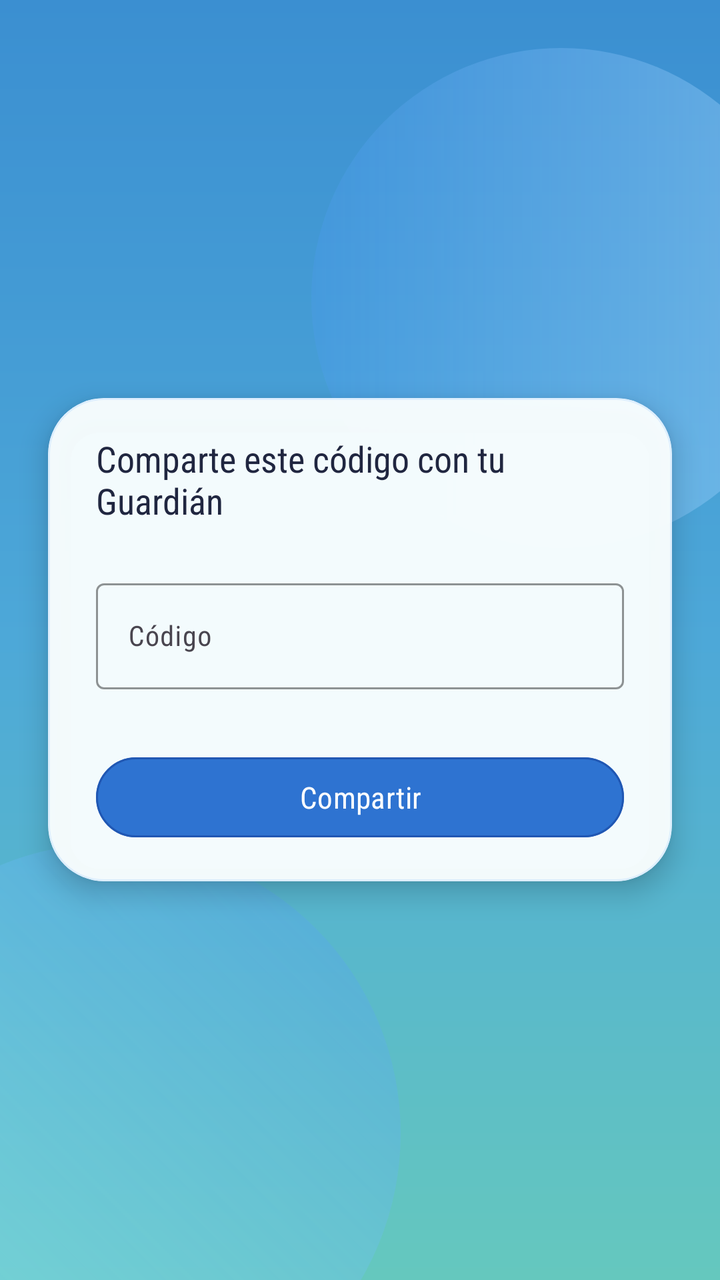
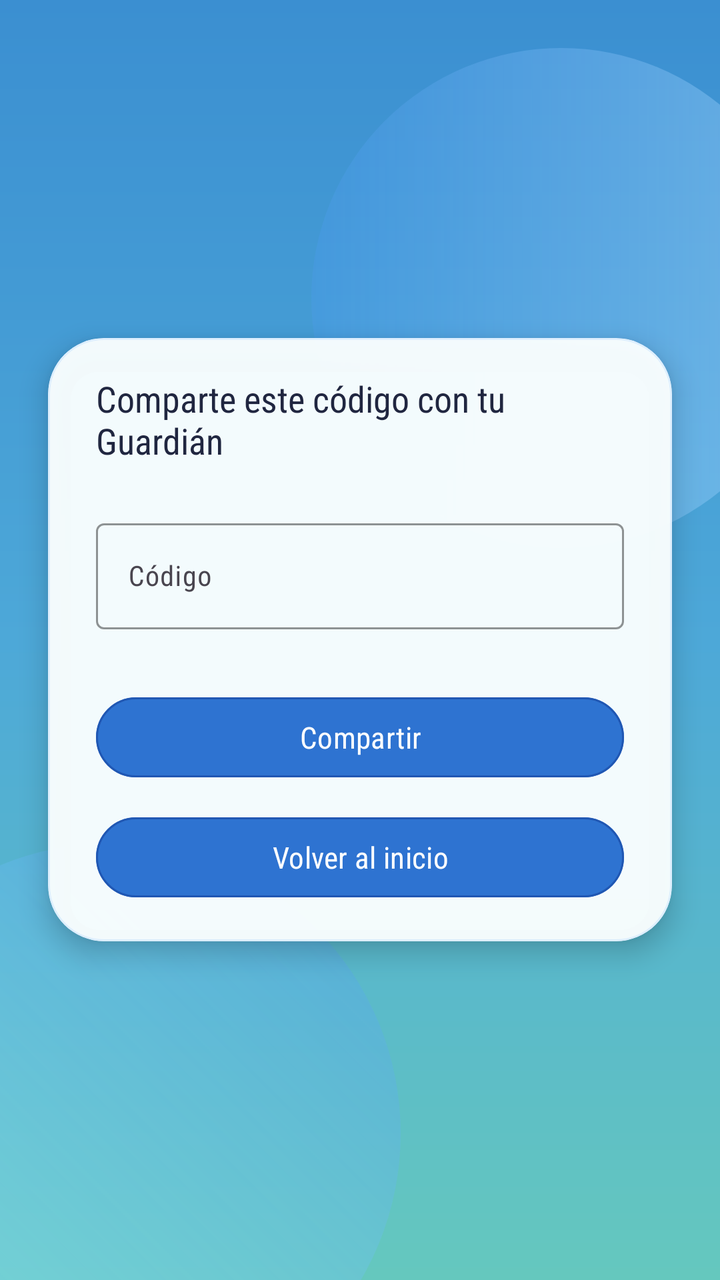

Screens rendered from an Android XML layout before and after an edit, with the pre-edit source and the edit as a unified diff.
<!-- AndroidManifest.xml: application theme Theme.Aura -->
<!-- res/layout/pantalla_compartir_codigo.xml -->
<?xml version="1.0" encoding="utf-8"?>
<RelativeLayout xmlns:android="http://schemas.android.com/apk/res/android"
    xmlns:app="http://schemas.android.com/apk/res-auto"
    xmlns:tools="http://schemas.android.com/tools"
    android:id="@+id/main_compartir"
    android:layout_width="match_parent"
    android:layout_height="match_parent"
    android:background="@drawable/bg_login_gradient"
    android:clipChildren="false"
    android:clipToPadding="false"
    tools:context=".PantallaCompartirCodigo">

    
    <View
        android:id="@+id/blobTopCompartir"
        android:layout_width="250dp"
        android:layout_height="250dp"
        android:layout_alignParentEnd="true"
        android:layout_marginTop="24dp"
        android:layout_marginEnd="-46dp"
        android:background="@drawable/bg_login_blob_top" />

    <View
        android:id="@+id/blobBottomCompartir"
        android:layout_width="290dp"
        android:layout_height="290dp"
        android:layout_alignParentStart="true"
        android:layout_alignParentBottom="true"
        android:layout_marginStart="-90dp"
        android:layout_marginBottom="-72dp"
        android:background="@drawable/bg_login_blob_bottom" />

    
    <com.google.android.material.card.MaterialCardView
        android:id="@+id/cardViewVincular"
        android:layout_width="match_parent"
        android:layout_height="wrap_content"
        android:layout_centerInParent="true"
        android:layout_marginHorizontal="24dp"
        app:cardBackgroundColor="@color/login_card_bg"
        app:cardCornerRadius="28dp"
        app:cardElevation="8dp"
        app:strokeColor="@color/login_card_stroke"
        app:strokeWidth="1dp">

        <LinearLayout
            android:layout_width="match_parent"
            android:layout_height="wrap_content"
            android:orientation="vertical"
            android:paddingStart="24dp"
            android:paddingTop="18dp"
            android:paddingEnd="24dp"
            android:paddingBottom="18dp"
            android:gravity="center">



            <TextView
                android:layout_width="wrap_content"
                android:layout_height="wrap_content"
                android:text="Comparte este código con tu Guardián"
                android:textAlignment="center"
                android:textColor="@color/aura_text_primary"
                android:fontFamily="sans-serif-condensed"
                android:textSize="18sp"
                android:layout_marginBottom="24dp"/>

            <com.google.android.material.textfield.TextInputLayout
                android:id="@+id/tilCodigoVincular"
                android:layout_width="match_parent"
                android:layout_height="wrap_content"
                android:layout_marginBottom="30dp"
                app:boxBackgroundColor="@android:color/transparent"
                app:boxStrokeColor="@color/login_input_stroke"
                app:boxStrokeWidthFocused="2dp"
                app:hintTextColor="@color/aura_text_hint">

                <com.google.android.material.textfield.TextInputEditText
                    android:id="@+id/etCodigoVincular"
                    android:layout_width="match_parent"
                    android:layout_height="wrap_content"
                    android:fontFamily="sans-serif-condensed"
                    android:hint="Código"
                    android:inputType="textCapCharacters"
                    android:textAlignment="center"
                    android:textColor="@color/aura_text_primary"
                    android:textColorHint="@color/aura_text_hint"
                    android:textSize="14sp"
                    android:focusable="false"
                    android:clickable="false" />

            </com.google.android.material.textfield.TextInputLayout>

            <com.google.android.material.button.MaterialButton
                android:id="@+id/btnAceptarVinculo"
                android:layout_width="match_parent"
                android:layout_height="48dp"
                android:text="Compartir"
                android:textColor="@color/login_btn_text"
                android:fontFamily="sans-serif-condensed"
                android:textSize="15sp"
                app:backgroundTint="@color/login_btn_bg"
                app:cornerRadius="28dp"
                app:strokeColor="@color/login_btn_stroke"
                app:strokeWidth="1dp" />

        </LinearLayout>
    </com.google.android.material.card.MaterialCardView>

</RelativeLayout>
<!-- resources referenced by this layout -->
<resources>
  <color name="aura_text_hint">#6E7694</color>
  <color name="aura_text_primary">#202640</color>
  <color name="login_btn_bg">#2E73D1</color>
  <color name="login_btn_stroke">#2057B3</color>
  <color name="login_btn_text">#FFFFFFFF</color>
  <color name="login_card_bg">#F4FBFFFF</color>
  <color name="login_card_stroke">#90CDE7FF</color>
  <color name="login_input_stroke">#78A7D9</color>
  <!-- drawable bg_login_blob_bottom (drawable) -->
  <?xml version="1.0" encoding="utf-8"?>
  <shape xmlns:android="http://schemas.android.com/apk/res/android" android:shape="oval">
      <gradient
          android:angle="45"
          android:startColor="@color/login_blob_bottom_start"
          android:endColor="@color/login_blob_bottom_end"
          android:type="linear" />
  </shape>
  <!-- drawable bg_login_blob_top (drawable) -->
  <?xml version="1.0" encoding="utf-8"?>
  <shape xmlns:android="http://schemas.android.com/apk/res/android" android:shape="oval">
      <gradient
          android:angle="180"
          android:startColor="@color/login_blob_top_start"
          android:endColor="@color/login_blob_top_end"
          android:type="linear" />
  </shape>
  <!-- drawable bg_login_gradient (drawable) -->
  <?xml version="1.0" encoding="utf-8"?>
  <shape xmlns:android="http://schemas.android.com/apk/res/android" android:shape="rectangle">
      <gradient
          android:angle="300"
          android:startColor="@color/login_bg_start"
          android:centerColor="@color/login_bg_center"
          android:endColor="@color/login_bg_end"
          android:type="linear" />
  </shape>
  <style name="Theme.Aura" parent="Base.Theme.Aura" />
  <color name="login_blob_bottom_start">#6699F0FF</color>
  <color name="login_blob_bottom_end">#333F7FFF</color>
  <color name="login_blob_top_start">#66A9D9FF</color>
  <color name="login_blob_top_end">#334D9BFF</color>
  <color name="login_bg_start">#3B8FD1</color>
  <color name="login_bg_center">#4DA8D8</color>
  <color name="login_bg_end">#65C8BE</color>
  <style name="Base.Theme.Aura" parent="Theme.Material3.DayNight.NoActionBar">
          <item name="colorPrimary">@color/aura_btn_fill</item>
          <item name="colorOnPrimary">@color/white</item>
          <item name="android:windowBackground">@color/aura_card_bg</item>
      </style>
  <color name="aura_btn_fill">#DC284F</color>
  <color name="white">#FFFFFFFF</color>
  <color name="aura_card_bg">#F7F8FC</color>
</resources>

<!-- the commit's change to res/layout/pantalla_compartir_codigo.xml (unified diff, before → after) -->
@@ -104,6 +104,20 @@
                 app:strokeColor="@color/login_btn_stroke"
                 app:strokeWidth="1dp" />
 
+            <com.google.android.material.button.MaterialButton
+                android:id="@+id/btnRegresar"
+                android:layout_width="match_parent"
+                android:layout_height="48dp"
+                android:layout_marginTop="12dp"
+                android:text="Volver al inicio"
+                android:textColor="@color/login_btn_text"
+                android:fontFamily="sans-serif-condensed"
+                android:textSize="15sp"
+                app:backgroundTint="@color/login_btn_bg"
+                app:cornerRadius="28dp"
+                app:strokeColor="@color/login_btn_stroke"
+                app:strokeWidth="1dp" />
+
         </LinearLayout>
     </com.google.android.material.card.MaterialCardView>
 
